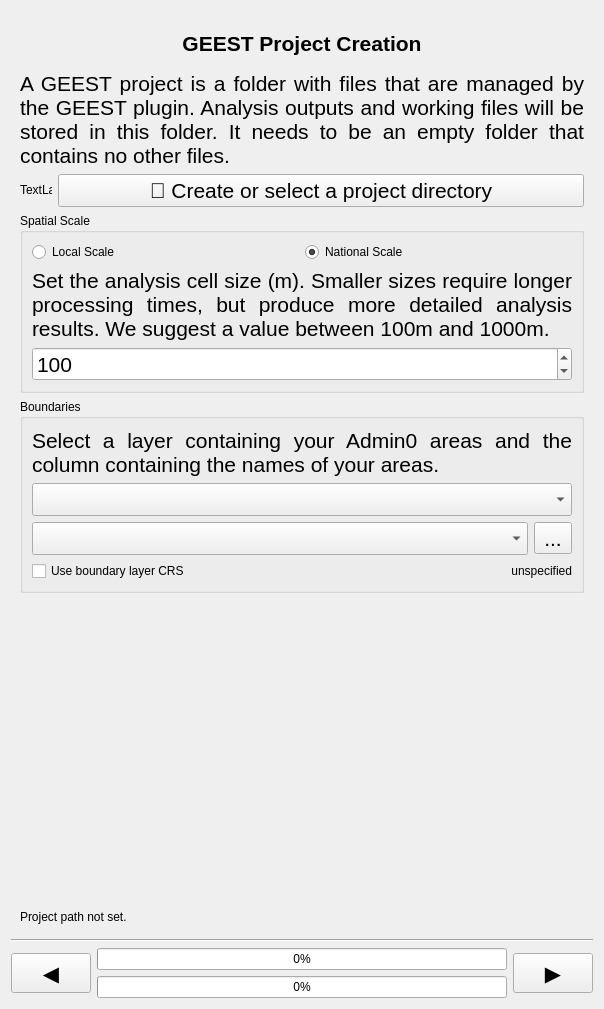
Qt form geest/ui/create_project_panel_base.ui (worldbank/GEEST) before a commit.
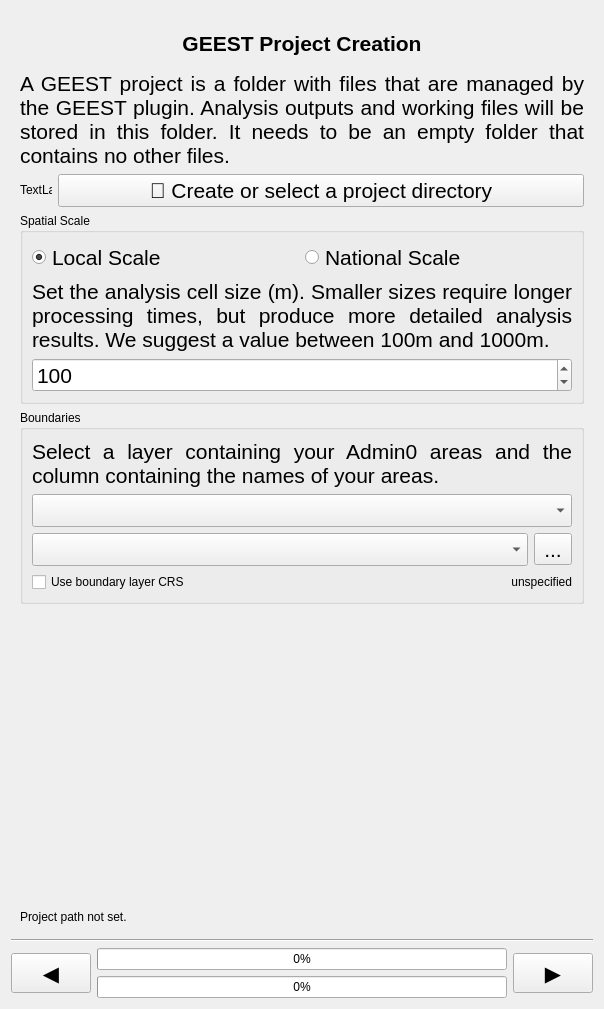
The same form after that commit. Icons and pictures are not drawn. Custom widgets are drawn as their Qt base class.

The edit to the form file:
```diff
--- a/geest/ui/create_project_panel_base.ui
+++ b/geest/ui/create_project_panel_base.ui
@@ -64,18 +64,31 @@
          <layout class="QGridLayout" name="gridLayout_4">
           <item row="0" column="0">
            <widget class="QRadioButton" name="local_scale">
+            <property name="font">
+             <font>
+              <pointsize>16</pointsize>
+             </font>
+            </property>
             <property name="text">
              <string>Local Scale</string>
             </property>
+            <property name="checked">
+             <bool>true</bool>
+            </property>
            </widget>
           </item>
           <item row="0" column="1">
            <widget class="QRadioButton" name="national_scale">
+            <property name="font">
+             <font>
+              <pointsize>16</pointsize>
+             </font>
+            </property>
             <property name="text">
              <string>National Scale</string>
             </property>
             <property name="checked">
-             <bool>true</bool>
+             <bool>false</bool>
             </property>
            </widget>
           </item>
```
